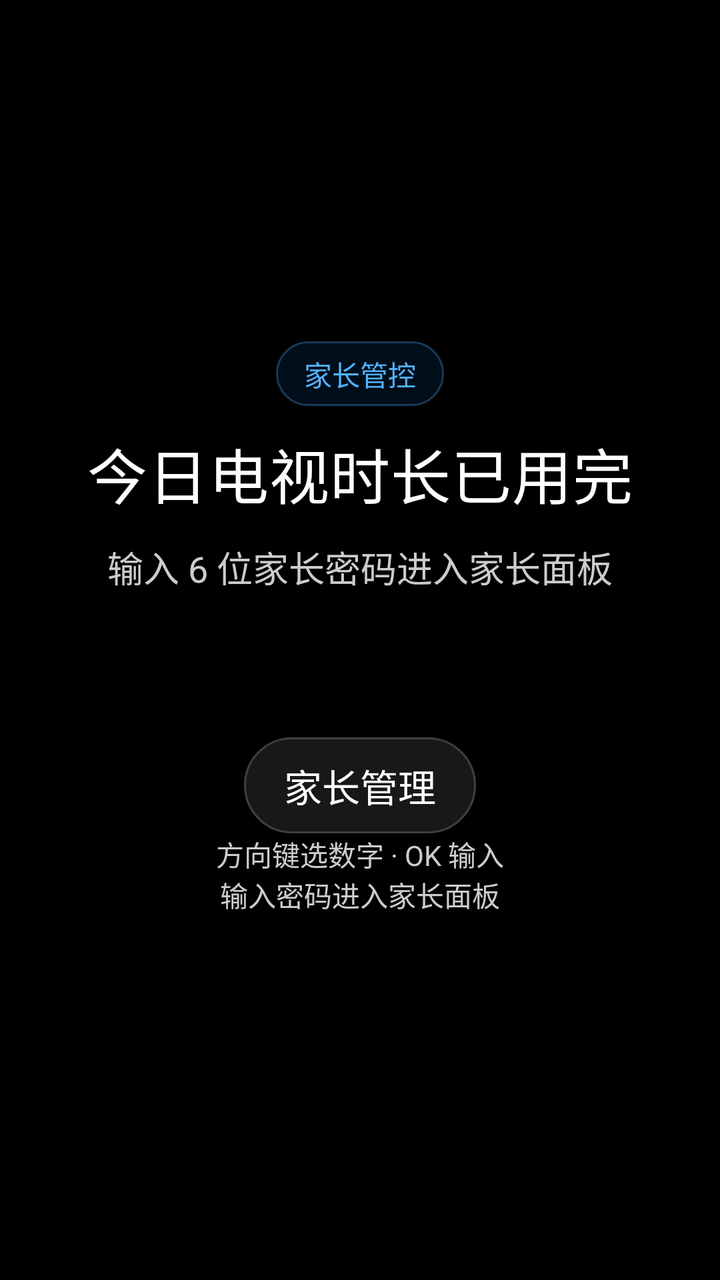
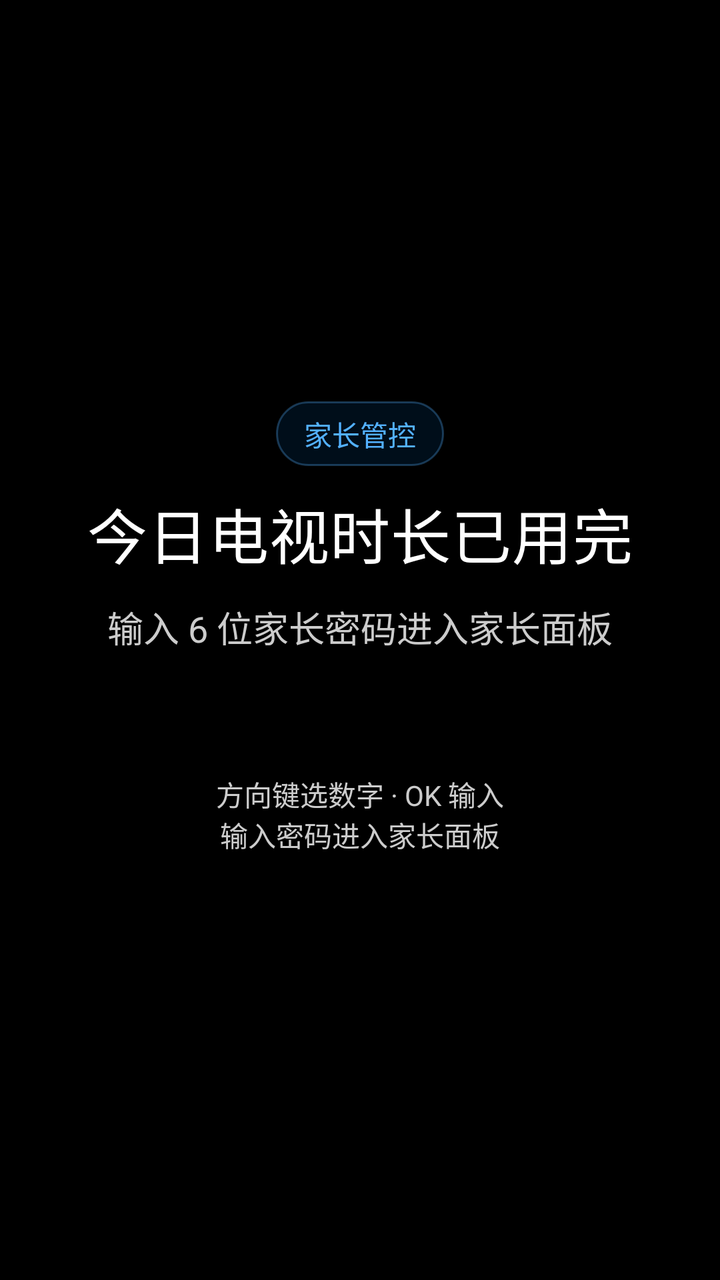

An Android layout rendered at two revisions. The XML below is the earlier revision; the diff shows what the commit changed to produce the second picture.
<!-- AndroidManifest.xml: application theme android:Theme.DeviceDefault.NoActionBar -->
<!-- res/layout/lock_screen.xml -->
<?xml version="1.0" encoding="utf-8"?>
<FrameLayout xmlns:android="http://schemas.android.com/apk/res/android"
    android:id="@+id/lock_root"
    android:layout_width="match_parent"
    android:layout_height="match_parent"
    android:background="@color/canvas"
    android:paddingLeft="24dp"
    android:paddingTop="16dp"
    android:paddingRight="24dp"
    android:paddingBottom="16dp">

    <ScrollView
        android:id="@+id/entry_scroll"
        android:layout_width="match_parent"
        android:layout_height="match_parent"
        android:fillViewport="true"
        android:focusable="false">

        <FrameLayout
            android:layout_width="match_parent"
            android:layout_height="wrap_content">

            <LinearLayout
                android:id="@+id/entry_columns"
                android:layout_width="match_parent"
                android:layout_height="wrap_content"
                android:layout_gravity="center"
                android:baselineAligned="false"
                android:gravity="center_vertical"
                android:orientation="vertical">

                <LinearLayout
                    android:id="@+id/entry_copy"
                    android:layout_width="match_parent"
                    android:layout_height="wrap_content"
                    android:gravity="center_horizontal"
                    android:orientation="vertical">

                    <TextView
                        android:id="@+id/lock_brand"
                        style="@style/Text.Caption"
                        android:layout_width="wrap_content"
                        android:layout_height="wrap_content"
                        android:background="@drawable/pill_bg"
                        android:paddingLeft="14dp"
                        android:paddingTop="6dp"
                        android:paddingRight="14dp"
                        android:paddingBottom="6dp"
                        android:text="家长管控"
                        android:textColor="@color/accent_light" />

                    <TextView
                        android:id="@+id/lock_title"
                        style="@style/Text.Display"
                        android:layout_width="match_parent"
                        android:layout_height="wrap_content"
                        android:layout_marginTop="12dp"
                        android:gravity="center"
                        android:text="今日电视时长已用完"
                        android:textSize="30sp" />

                    <TextView
                        android:id="@+id/lock_prompt"
                        style="@style/Text.Body"
                        android:layout_width="match_parent"
                        android:layout_height="wrap_content"
                        android:layout_marginTop="12dp"
                        android:gravity="center"
                        android:text="输入 6 位家长密码进入家长面板"
                        android:textSize="18sp" />

                    <TextView
                        android:id="@+id/lock_input"
                        style="@style/Text.Accent"
                        android:layout_width="match_parent"
                        android:layout_height="wrap_content"
                        android:layout_marginTop="12dp"
                        android:gravity="center"
                        android:minHeight="48dp"
                        android:textColor="@color/accent_light"
                        android:textSize="32sp" />

                    <Button
                        android:id="@+id/parent_manage"
                        style="@style/Widget.PillButton"
                        android:layout_width="wrap_content"
                        android:layout_height="48dp"
                        android:layout_gravity="center_horizontal"
                        android:layout_marginTop="12dp"
                        android:focusable="true"
                        android:focusableInTouchMode="true"
                        android:tag="parent_manage"
                        android:text="家长管理" />

                </LinearLayout>

                <LinearLayout
                    android:id="@+id/keypad_column"
                    android:layout_width="252dp"
                    android:layout_height="wrap_content"
                    android:layout_gravity="center_horizontal"
                    android:orientation="vertical">

                    <TextView
                        style="@style/Text.Caption"
                        android:layout_width="match_parent"
                        android:layout_height="wrap_content"
                        android:layout_marginBottom="12dp"
                        android:gravity="center"
                        android:text="方向键选数字 · OK 输入\n输入密码进入家长面板"
                        android:textColor="@color/on_dark_mute" />

                    <FrameLayout
                        android:id="@+id/keypad_host"
                        android:layout_width="match_parent"
                        android:layout_height="wrap_content" />
                </LinearLayout>
            </LinearLayout>
        </FrameLayout>
    </ScrollView>
</FrameLayout>
<!-- resources referenced by this layout -->
<resources>
  <color name="accent_light">#53B1FF</color>
  <color name="canvas">#000000</color>
  <color name="on_dark_mute">#CCCCCC</color>
  <!-- drawable pill_bg (drawable) -->
  <?xml version="1.0" encoding="utf-8"?>
  <shape xmlns:android="http://schemas.android.com/apk/res/android"
      android:shape="rectangle">
      <solid android:color="#1F0070D1" />
      <corners android:radius="999dp" />
      <stroke android:width="1dp" android:color="#4D53B1FF" />
  </shape>
  <style name="Text.Accent">
          <item name="android:textColor">@color/accent_light</item>
          <item name="android:textSize">30sp</item>
          <item name="android:includeFontPadding">false</item>
      </style>
  <style name="Text.Body">
          <item name="android:textColor">@color/on_dark_mute</item>
          <item name="android:textSize">17sp</item>
          <item name="android:lineSpacingExtra">4dp</item>
          <item name="android:includeFontPadding">false</item>
      </style>
  <style name="Text.Caption">
          <item name="android:textColor">@color/mute_dark</item>
          <item name="android:textSize">14sp</item>
          <item name="android:includeFontPadding">false</item>
      </style>
  <style name="Text.Display">
          <item name="android:textColor">@color/on_dark</item>
          <item name="android:textSize">34sp</item>
          <item name="android:textStyle">normal</item>
          <item name="android:includeFontPadding">false</item>
      </style>
  <style name="Widget.PillButton" parent="@android:style/Widget.DeviceDefault.Button">
          <item name="android:background">@drawable/remote_button_bg</item>
          <item name="android:textColor">@color/on_dark</item>
          <item name="android:textSize">19sp</item>
          <item name="android:textAllCaps">false</item>
          <item name="android:minWidth">0dp</item>
          <item name="android:minHeight">48dp</item>
          <item name="android:paddingStart">20dp</item>
          <item name="android:paddingEnd">20dp</item>
          <item name="android:paddingTop">8dp</item>
          <item name="android:paddingBottom">8dp</item>
      </style>
  <color name="mute_dark">#99E5E5E5</color>
  <color name="on_dark">#FFFFFF</color>
  <!-- drawable remote_button_bg (drawable) -->
  <?xml version="1.0" encoding="utf-8"?>
  <selector xmlns:android="http://schemas.android.com/apk/res/android">
      <item android:state_enabled="false">
          <shape android:shape="rectangle">
              <solid android:color="#141516" />
              <stroke android:width="1dp" android:color="#26282C" />
              <corners android:radius="999dp" />
          </shape>
      </item>
      <item android:state_pressed="true">
          <shape android:shape="rectangle">
              <solid android:color="#0064B7" />
              <stroke android:width="2dp" android:color="#FFFFFF" />
              <corners android:radius="999dp" />
          </shape>
      </item>
      <item android:state_focused="true">
          <shape android:shape="rectangle">
              <solid android:color="#0070D1" />
              <stroke android:width="3dp" android:color="#53B1FF" />
              <corners android:radius="999dp" />
          </shape>
      </item>
      <item>
          <shape android:shape="rectangle">
              <solid android:color="#181818" />
              <stroke android:width="1dp" android:color="#3E3E44" />
              <corners android:radius="999dp" />
          </shape>
      </item>
  </selector>
</resources>

<!-- the commit's change to res/layout/lock_screen.xml (unified diff, before → after) -->
@@ -77,20 +77,12 @@
                         android:layout_marginTop="12dp"
                         android:gravity="center"
                         android:minHeight="48dp"
+                        android:focusable="true"
+                        android:focusableInTouchMode="true"
+                        android:tag="password_entry"
+                        android:contentDescription="家长密码输入"
                         android:textColor="@color/accent_light"
                         android:textSize="32sp" />
-
-                    <Button
-                        android:id="@+id/parent_manage"
-                        style="@style/Widget.PillButton"
-                        android:layout_width="wrap_content"
-                        android:layout_height="48dp"
-                        android:layout_gravity="center_horizontal"
-                        android:layout_marginTop="12dp"
-                        android:focusable="true"
-                        android:focusableInTouchMode="true"
-                        android:tag="parent_manage"
-                        android:text="家长管理" />
 
                 </LinearLayout>
 
<!-- resource entries referenced after the edit -->
@@ -33,51 +33,7 @@
           <item name="android:textStyle">normal</item>
           <item name="android:includeFontPadding">false</item>
       </style>
-  <style name="Widget.PillButton" parent="@android:style/Widget.DeviceDefault.Button">
-          <item name="android:background">@drawable/remote_button_bg</item>
-          <item name="android:textColor">@color/on_dark</item>
-          <item name="android:textSize">19sp</item>
-          <item name="android:textAllCaps">false</item>
-          <item name="android:minWidth">0dp</item>
-          <item name="android:minHeight">48dp</item>
-          <item name="android:paddingStart">20dp</item>
-          <item name="android:paddingEnd">20dp</item>
-          <item name="android:paddingTop">8dp</item>
-          <item name="android:paddingBottom">8dp</item>
-      </style>
   <color name="mute_dark">#99E5E5E5</color>
   <color name="on_dark">#FFFFFF</color>
-  <!-- drawable remote_button_bg (drawable) -->
-  <?xml version="1.0" encoding="utf-8"?>
-  <selector xmlns:android="http://schemas.android.com/apk/res/android">
-      <item android:state_enabled="false">
-          <shape android:shape="rectangle">
-              <solid android:color="#141516" />
-              <stroke android:width="1dp" android:color="#26282C" />
-              <corners android:radius="999dp" />
-          </shape>
-      </item>
-      <item android:state_pressed="true">
-          <shape android:shape="rectangle">
-              <solid android:color="#0064B7" />
-              <stroke android:width="2dp" android:color="#FFFFFF" />
-              <corners android:radius="999dp" />
-          </shape>
-      </item>
-      <item android:state_focused="true">
-          <shape android:shape="rectangle">
-              <solid android:color="#0070D1" />
-              <stroke android:width="3dp" android:color="#53B1FF" />
-              <corners android:radius="999dp" />
-          </shape>
-      </item>
-      <item>
-          <shape android:shape="rectangle">
-              <solid android:color="#181818" />
-              <stroke android:width="1dp" android:color="#3E3E44" />
-              <corners android:radius="999dp" />
-          </shape>
-      </item>
-  </selector>
 </resources>
 
